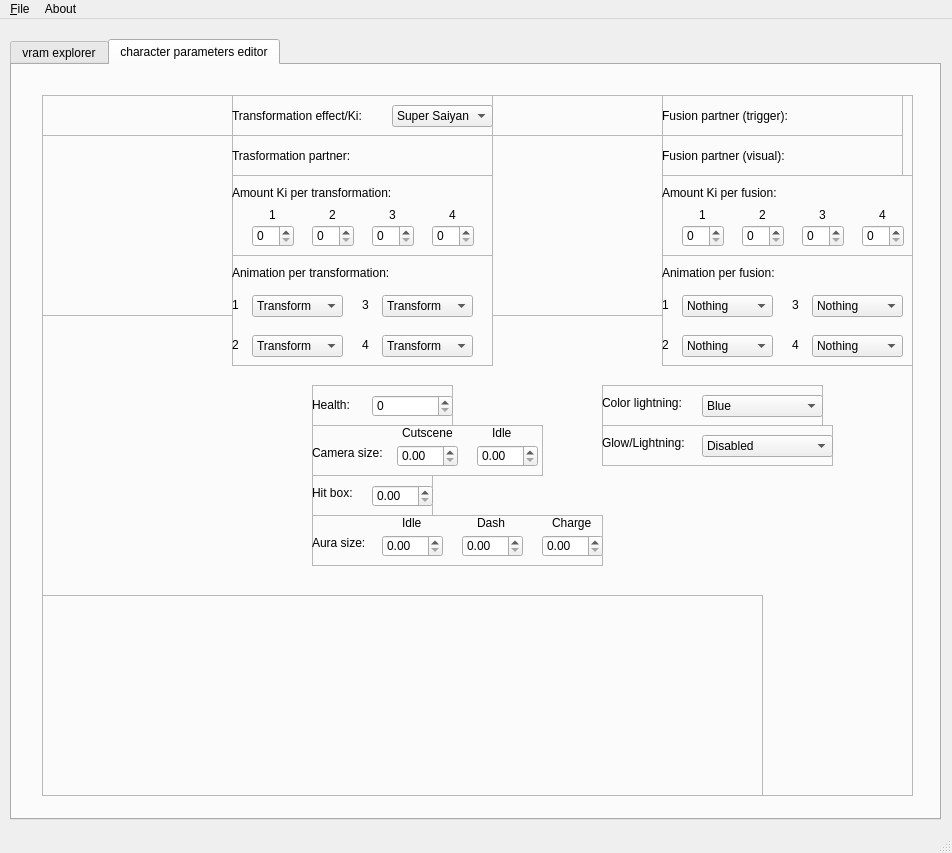
Old version of the form lib/design/Raging_tools.ui in the repository adsl14/Raging-tools.
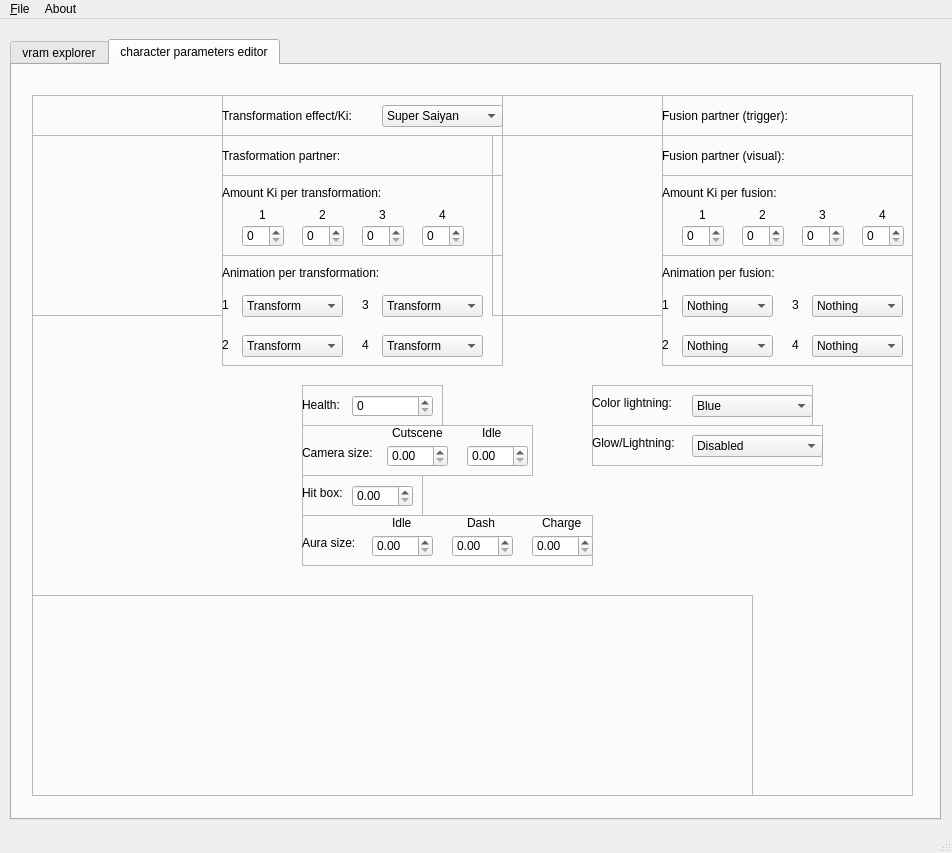
New version of the form. The open tabs and pages were chosen to show the change. Icons and pictures are not drawn.

Patch:
```diff
--- a/lib/design/Raging_tools.ui
+++ b/lib/design/Raging_tools.ui
@@ -250,9 +250,9 @@
      <widget class="QWidget" name="horizontalLayoutWidget_2">
       <property name="geometry">
        <rect>
-        <x>30</x>
+        <x>20</x>
         <y>30</y>
-        <width>871</width>
+        <width>881</width>
         <height>701</height>
        </rect>
       </property>
@@ -1780,7 +1780,7 @@
            <rect>
             <x>190</x>
             <y>0</y>
-            <width>261</width>
+            <width>281</width>
             <height>41</height>
            </rect>
           </property>
@@ -1795,7 +1795,7 @@
             <rect>
              <x>160</x>
              <y>10</y>
-             <width>101</width>
+             <width>121</width>
              <height>22</height>
             </rect>
            </property>
@@ -1879,7 +1879,7 @@
            <rect>
             <x>190</x>
             <y>40</y>
-            <width>261</width>
+            <width>281</width>
             <height>41</height>
            </rect>
           </property>
@@ -1949,7 +1949,7 @@
            <rect>
             <x>190</x>
             <y>80</y>
-            <width>261</width>
+            <width>281</width>
             <height>81</height>
            </rect>
           </property>
@@ -2124,7 +2124,7 @@
            <rect>
             <x>190</x>
             <y>160</y>
-            <width>261</width>
+            <width>281</width>
             <height>111</height>
            </rect>
           </property>
@@ -2197,7 +2197,7 @@
           <widget class="QLabel" name="animation_trans3_text">
            <property name="geometry">
             <rect>
-             <x>130</x>
+             <x>140</x>
              <y>40</y>
              <width>16</width>
              <height>20</height>
@@ -2219,7 +2219,7 @@
           <widget class="QLabel" name="animation_trans4_text">
            <property name="geometry">
             <rect>
-             <x>130</x>
+             <x>140</x>
              <y>80</y>
              <width>16</width>
              <height>20</height>
@@ -2243,7 +2243,7 @@
             <rect>
              <x>20</x>
              <y>40</y>
-             <width>91</width>
+             <width>101</width>
              <height>22</height>
             </rect>
            </property>
@@ -2316,9 +2316,9 @@
           <widget class="QComboBox" name="trans3_animation_value">
            <property name="geometry">
             <rect>
-             <x>150</x>
+             <x>160</x>
              <y>40</y>
-             <width>91</width>
+             <width>101</width>
              <height>22</height>
             </rect>
            </property>
@@ -2393,7 +2393,7 @@
             <rect>
              <x>20</x>
              <y>80</y>
-             <width>91</width>
+             <width>101</width>
              <height>22</height>
             </rect>
            </property>
@@ -2466,9 +2466,9 @@
           <widget class="QComboBox" name="trans4_animation_value">
            <property name="geometry">
             <rect>
-             <x>150</x>
+             <x>160</x>
              <y>80</y>
-             <width>91</width>
+             <width>101</width>
              <height>22</height>
             </rect>
            </property>
@@ -2542,9 +2542,9 @@
          <widget class="QFrame" name="fusionPartnerTrigger">
           <property name="geometry">
            <rect>
-            <x>620</x>
+            <x>630</x>
             <y>0</y>
-            <width>241</width>
+            <width>251</width>
             <height>41</height>
            </rect>
           </property>
@@ -2612,9 +2612,9 @@
          <widget class="QFrame" name="fusionPartnerVisual">
           <property name="geometry">
            <rect>
-            <x>620</x>
+            <x>630</x>
             <y>40</y>
-            <width>241</width>
+            <width>251</width>
             <height>41</height>
            </rect>
           </property>
@@ -2682,7 +2682,7 @@
          <widget class="QFrame" name="fusionPanel">
           <property name="geometry">
            <rect>
-            <x>450</x>
+            <x>460</x>
             <y>40</y>
             <width>171</width>
             <height>181</height>
@@ -2821,7 +2821,7 @@
          <widget class="QFrame" name="amount_ki_per_fusion">
           <property name="geometry">
            <rect>
-            <x>620</x>
+            <x>630</x>
             <y>80</y>
             <width>251</width>
             <height>81</height>
@@ -2838,7 +2838,7 @@
             <rect>
              <x>0</x>
              <y>10</y>
-             <width>121</width>
+             <width>131</width>
              <height>16</height>
             </rect>
            </property>
@@ -2993,7 +2993,7 @@
          <widget class="QFrame" name="animation_per_fusion">
           <property name="geometry">
            <rect>
-            <x>620</x>
+            <x>630</x>
             <y>160</y>
             <width>251</width>
             <height>111</height>
@@ -3483,7 +3483,7 @@
           <widget class="QSpinBox" name="health_value">
            <property name="geometry">
             <rect>
-             <x>60</x>
+             <x>50</x>
              <y>10</y>
              <width>81</width>
              <height>22</height>
@@ -3623,7 +3623,7 @@
           <widget class="QDoubleSpinBox" name="hit_box_value">
            <property name="geometry">
             <rect>
-             <x>60</x>
+             <x>50</x>
              <y>10</y>
              <width>61</width>
              <height>22</height>
```
